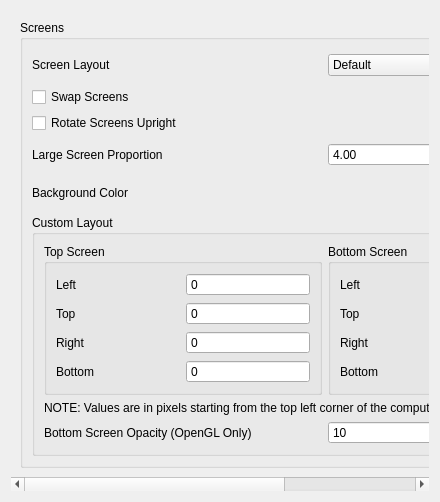
First picture: the form in src/citra_qt/configuration/configure_layout.ui, repository yeager/Borked3DS, before the edit.
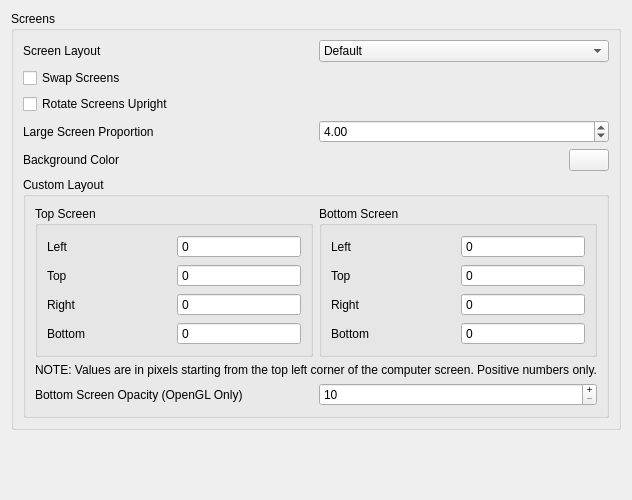
Second picture: the form after the edit.

Commit message: citra_qt: Remove scroll bar from Layout and Enhancements tabs

Patch:
```diff
--- a/src/citra_qt/configuration/configure_layout.ui
+++ b/src/citra_qt/configuration/configure_layout.ui
@@ -19,33 +19,6 @@
   <property name="windowTitle">
    <string>Form</string>
   </property>
-  <layout class="QVBoxLayout" name="verticalLayout">
-   <item>
-    <widget class="QScrollArea" name="scrollArea">
-     <property name="minimumSize">
-      <size>
-       <width>0</width>
-       <height>480</height>
-      </size>
-     </property>
-     <property name="frameShape">
-      <enum>QFrame::NoFrame</enum>
-     </property>
-     <property name="lineWidth">
-      <number>1</number>
-     </property>
-     <property name="widgetResizable">
-      <bool>true</bool>
-     </property>
-     <widget class="QWidget" name="scrollAreaWidgetContents">
-      <property name="geometry">
-       <rect>
-        <x>0</x>
-        <y>0</y>
-        <width>422</width>
-        <height>500</height>
-       </rect>
-      </property>
       <layout class="QVBoxLayout" name="verticalLayout_2">
        <item>
         <widget class="QGroupBox" name="layout_group">
@@ -416,9 +389,18 @@
          </layout>
         </widget>
        </item>
-      </layout>
-     </widget>
-    </widget>
+   <item>
+    <spacer name="verticalSpacer">
+     <property name="orientation">
+      <enum>Qt::Vertical</enum>
+     </property>
+     <property name="sizeHint" stdset="0">
+      <size>
+       <width>20</width>
+       <height>270</height>
+      </size>
+     </property>
+    </spacer>
    </item>
   </layout>
  </widget>
```
Lines whose indentation alone changed are shown as unchanged. The commit also changes 1 other file.
